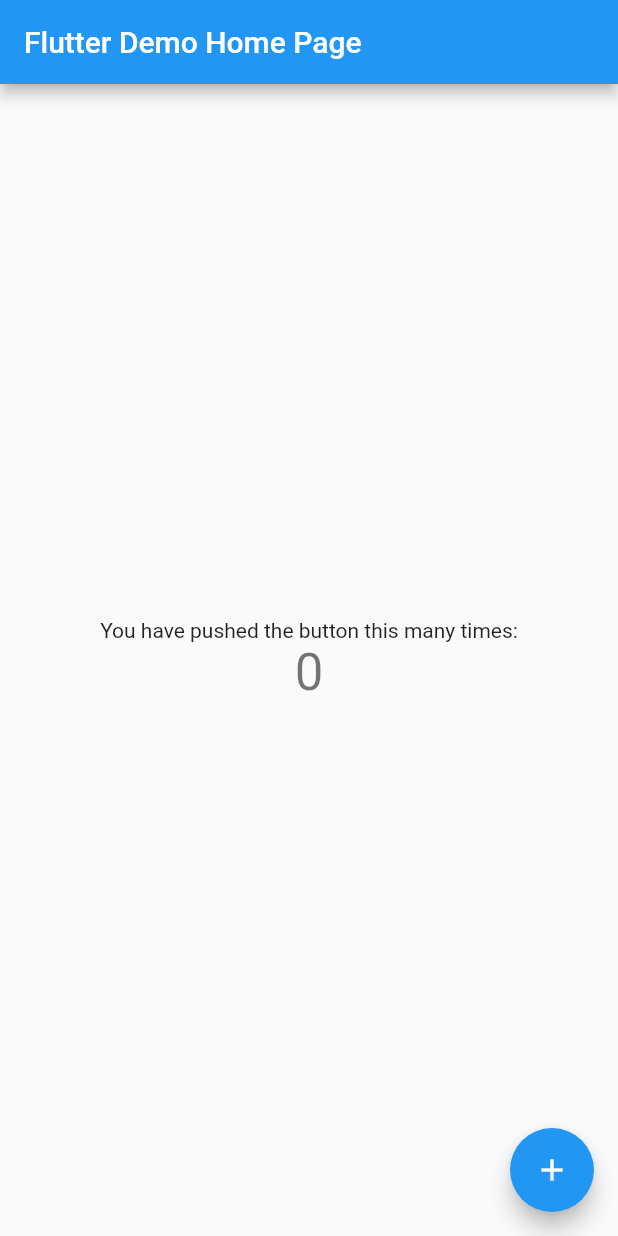
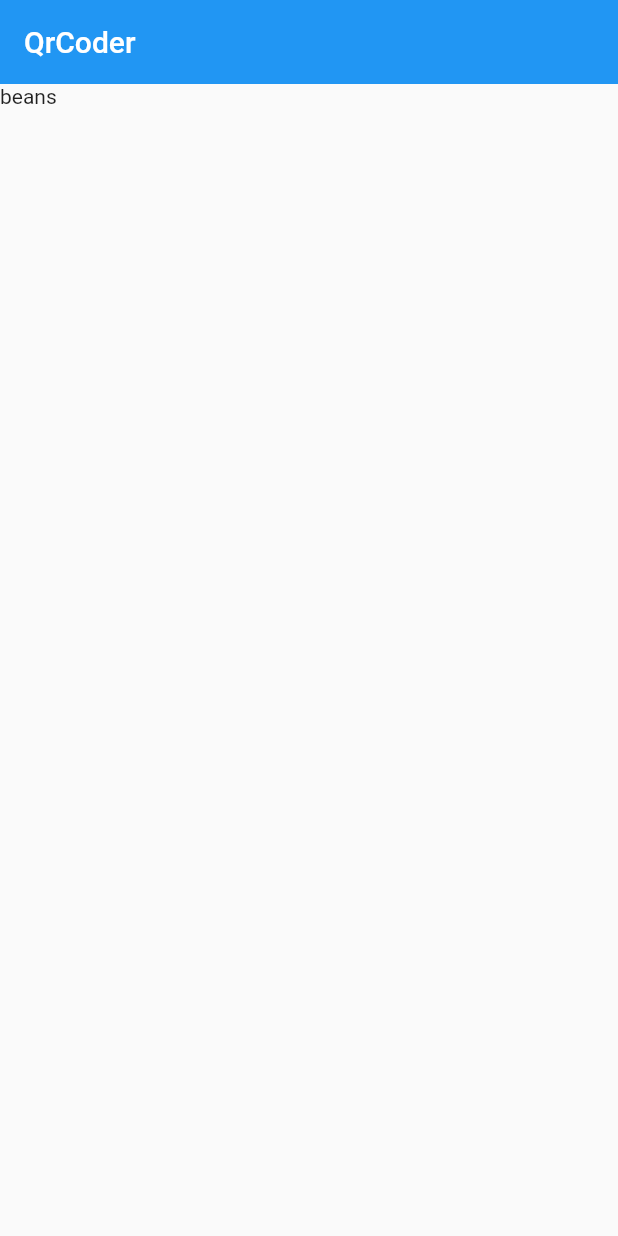
Before and after one commit to og-JND/Qrcoder_2.0, a Flutter app: the screen it shows after launch, on a phone screen of 412 x 824 dp. Run offline on Flutter 3.47's test engine with Material 2 defaults, Android fonts, the phone set to English and light mode, and no system bars; missing offline and left inert: flutter_barcode_scanner.

Commit message:
Built the Scaffold.

```diff
--- a/lib/main.dart
+++ b/lib/main.dart
@@ -1,115 +1,23 @@
 import 'package:flutter/material.dart';
+import 'package:flutter_barcode_scanner/flutter_barcode_scanner.dart';
 
-void main() {
-  runApp(const MyApp());
-}
+void main() => runApp(MaterialApp(home:HomePage()));
 
-class MyApp extends StatelessWidget {
-  const MyApp({super.key});
+class HomePage extends StatelessWidget {
+  const HomePage({Key? key}) : super(key: key);
 
-  // This widget is the root of your application.
   @override
   Widget build(BuildContext context) {
-    return MaterialApp(
-      title: 'Flutter Demo',
-      theme: ThemeData(
-        // This is the theme of your application.
-        //
-        // Try running your application with "flutter run". You'll see the
-        // application has a blue toolbar. Then, without quitting the app, try
-        // changing the primarySwatch below to Colors.green and then invoke
-        // "hot reload" (press "r" in the console where you ran "flutter run",
-        // or simply save your changes to "hot reload" in a Flutter IDE).
-        // Notice that the counter didn't reset back to zero; the application
-        // is not restarted.
-        primarySwatch: Colors.blue,
+    return Scaffold(
+      appBar: AppBar(
+        elevation: 0,
+        title: Text('QrCoder'),
       ),
-      home: const MyHomePage(title: 'Flutter Demo Home Page'),
+      body: Column(
+        children: [
+          Text('beans')
+        ],
+      ),
     );
   }
 }
-
-class MyHomePage extends StatefulWidget {
-  const MyHomePage({super.key, required this.title});
-
-  // This widget is the home page of your application. It is stateful, meaning
-  // that it has a State object (defined below) that contains fields that affect
-  // how it looks.
-
-  // This class is the configuration for the state. It holds the values (in this
-  // case the title) provided by the parent (in this case the App widget) and
-  // used by the build method of the State. Fields in a Widget subclass are
-  // always marked "final".
-
-  final String title;
-
-  @override
-  State<MyHomePage> createState() => _MyHomePageState();
-}
-
-class _MyHomePageState extends State<MyHomePage> {
-  int _counter = 0;
-
-  void _incrementCounter() {
-    setState(() {
-      // This call to setState tells the Flutter framework that something has
-      // changed in this State, which causes it to rerun the build method below
-      // so that the display can reflect the updated values. If we changed
-      // _counter without calling setState(), then the build method would not be
-      // called again, and so nothing would appear to happen.
-      _counter++;
-    });
-  }
-
-  @override
-  Widget build(BuildContext context) {
-    // This method is rerun every time setState is called, for instance as done
-    // by the _incrementCounter method above.
-    //
-    // The Flutter framework has been optimized to make rerunning build methods
-    // fast, so that you can just rebuild anything that needs updating rather
-    // than having to individually change instances of widgets.
-    return Scaffold(
-      appBar: AppBar(
-        // Here we take the value from the MyHomePage object that was created by
-        // the App.build method, and use it to set our appbar title.
-        title: Text(widget.title),
-      ),
-      body: Center(
-        // Center is a layout widget. It takes a single child and positions it
-        // in the middle of the parent.
-        child: Column(
-          // Column is also a layout widget. It takes a list of children and
-          // arranges them vertically. By default, it sizes itself to fit its
-          // children horizontally, and tries to be as tall as its parent.
-          //
-          // Invoke "debug painting" (press "p" in the console, choose the
-          // "Toggle Debug Paint" action from the Flutter Inspector in Android
-          // Studio, or the "Toggle Debug Paint" command in Visual Studio Code)
-          // to see the wireframe for each widget.
-          //
-          // Column has various properties to control how it sizes itself and
-          // how it positions its children. Here we use mainAxisAlignment to
-          // center the children vertically; the main axis here is the vertical
-          // axis because Columns are vertical (the cross axis would be
-          // horizontal).
-          mainAxisAlignment: MainAxisAlignment.center,
-          children: <Widget>[
-            const Text(
-              'You have pushed the button this many times:',
-            ),
-            Text(
-              '$_counter',
-              style: Theme.of(context).textTheme.headline4,
-            ),
-          ],
-        ),
-      ),
-      floatingActionButton: FloatingActionButton(
-        onPressed: _incrementCounter,
-        tooltip: 'Increment',
-        child: const Icon(Icons.add),
-      ), // This trailing comma makes auto-formatting nicer for build methods.
-    );
-  }
-}
--- a/pubspec.yaml
+++ b/pubspec.yaml
@@ -36,6 +36,7 @@
   # The following adds the Cupertino Icons font to your application.
   # Use with the CupertinoIcons class for iOS style icons.
   cupertino_icons: ^1.0.2
+  flutter_barcode_scanner: ^2.0.0
 
 dev_dependencies:
   flutter_test:
```
Also changed, not shown: pubspec.lock.
